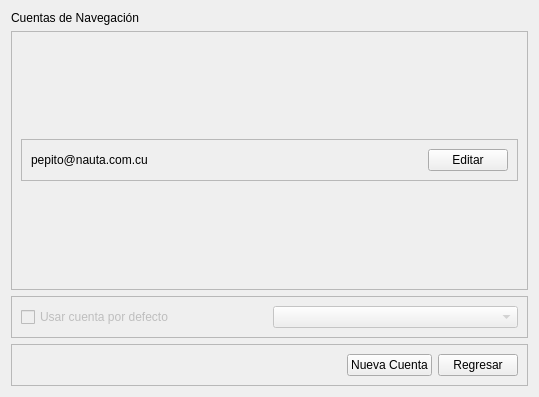
R0land013/blue-nauta, file view/ui/account_list.ui: the form before one commit.
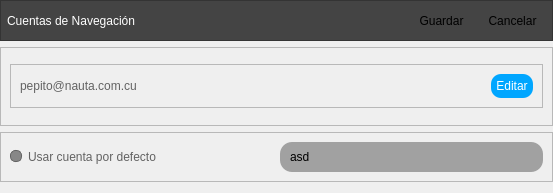
The form after the commit. Icons and pictures are not drawn.

Commit message: QCSS was added to UI files

Diff of the .ui file:
```diff
--- a/view/ui/account_list.ui
+++ b/view/ui/account_list.ui
@@ -6,28 +6,102 @@
    <rect>
     <x>0</x>
     <y>0</y>
-    <width>539</width>
-    <height>397</height>
+    <width>553</width>
+    <height>193</height>
    </rect>
   </property>
   <property name="windowTitle">
    <string>Frame</string>
   </property>
-  <layout class="QVBoxLayout" name="verticalLayout">
-   <item>
-    <widget class="QLabel" name="label">
-     <property name="sizePolicy">
-      <sizepolicy hsizetype="Preferred" vsizetype="Maximum">
-       <horstretch>0</horstretch>
-       <verstretch>0</verstretch>
-      </sizepolicy>
-     </property>
-     <property name="text">
-      <string>Cuentas de Navegación</string>
-     </property>
-    </widget>
-   </item>
-   <item>
+  <property name="styleSheet">
+   <string notr="true">QComboBox
+{
+	color: rgb(0, 0, 0);
+	font: 12pt &quot;Calibri&quot;;
+    background-color: rgb(161, 161, 161);
+    border-radius:12px;
+    border:none;
+    padding-left: 10px;
+    padding-right: 10px;
+    selection-background-color: rgb(62, 62, 62);
+    min-width: 75px;
+	min-height: 30px;
+}
+
+QComboBox:drop-down {
+	color: white;
+    subcontrol-origin: padding;
+    subcontrol-position: top right;
+    width: 12px;
+    border:none;
+    border-radius:10px;
+    background-color: transparent;
+}
+
+QComboBox:down-arrow {
+   	image: url(:/assets/assets/arrow_down2x.png);
+    height: 12px;
+    width: 12px;
+    padding-right: 10px;
+}
+
+QComboBox:on:hover:focus {
+   
+	image: url(:/Resources/resources/arrow_down_disabled.png);
+}
+
+QComboBox QAbstractItemView
+{
+	color: white;
+    background-color: #232629;
+    border-radius: 10px;
+    border: none;
+    selection-background-color: #18465d;
+}
+
+QPushButton{
+	color: white;
+	font: 10pt &quot;Segoe UI&quot;;	
+	background-color:rgb(0, 166, 255);
+	border-radius:10px;
+	padding: 5px;
+}
+QPushButton:hover{
+	
+	background-color: rgb(0, 123, 255);
+}
+
+QLabel{
+	color: rgba(0, 0, 0, 150);
+	font: 12pt &quot;Segoe UI&quot;;	
+}
+QCheckBox, QRadioButton{
+	font: 10pt &quot;Segoe UI&quot;;
+	color:rgba(0, 0, 0, 150);
+}
+QCheckBox::indicator, QRadioButton::indicator {
+	border: 1px solid rgb(100, 100, 100);
+	width: 10px;
+	height: 10px;
+	border-radius: 5px;
+	background-color: rgb(135, 135, 135);
+}
+QCheckBox::indicator:checked, QRadioButton::indicator:checked {
+	border: 1px solid rgb(0, 128, 212);
+	background-color: rgb(0, 221, 255)
+}</string>
+  </property>
+  <layout class="QGridLayout" name="gridLayout">
+   <property name="leftMargin">
+    <number>0</number>
+   </property>
+   <property name="topMargin">
+    <number>0</number>
+   </property>
+   <property name="rightMargin">
+    <number>0</number>
+   </property>
+   <item row="1" column="0">
     <widget class="QFrame" name="account_list_frame">
      <property name="sizePolicy">
       <sizepolicy hsizetype="Preferred" vsizetype="Preferred">
@@ -102,8 +176,11 @@
      </layout>
     </widget>
    </item>
-   <item>
+   <item row="2" column="0">
     <widget class="QFrame" name="frame_3">
+     <property name="enabled">
+      <bool>true</bool>
+     </property>
      <property name="sizePolicy">
       <sizepolicy hsizetype="Preferred" vsizetype="Maximum">
        <horstretch>0</horstretch>
@@ -132,28 +209,86 @@
         <property name="enabled">
          <bool>false</bool>
         </property>
+        <item>
+         <property name="text">
+          <string>asd</string>
+         </property>
+        </item>
+        <item>
+         <property name="text">
+          <string>asd2w2</string>
+         </property>
+        </item>
+        <item>
+         <property name="text">
+          <string>dad2</string>
+         </property>
+        </item>
+        <item>
+         <property name="text">
+          <string>af3wg</string>
+         </property>
+        </item>
        </widget>
       </item>
      </layout>
     </widget>
    </item>
-   <item>
-    <widget class="QFrame" name="frame">
+   <item row="0" column="0">
+    <widget class="QFrame" name="frame_4">
      <property name="sizePolicy">
       <sizepolicy hsizetype="Preferred" vsizetype="Maximum">
        <horstretch>0</horstretch>
        <verstretch>0</verstretch>
       </sizepolicy>
      </property>
+     <property name="styleSheet">
+      <string notr="true">QWidget #frame_4{
+	background-color: rgb(68, 68, 68);/*rgb(77, 77, 127);*/
+}
+
+QToolButton{
+padding: 5px;
+background-color: transparent;
+border-radius: 18px;
+}
+
+QToolButton:hover{
+background-color: rgba(255, 255, 255, 100);
+}</string>
+     </property>
      <property name="frameShape">
       <enum>QFrame::StyledPanel</enum>
      </property>
      <property name="frameShadow">
       <enum>QFrame::Raised</enum>
      </property>
-     <layout class="QHBoxLayout" name="horizontalLayout">
-      <item>
-       <spacer name="horizontalSpacer">
+     <layout class="QGridLayout" name="gridLayout_2">
+      <property name="leftMargin">
+       <number>6</number>
+      </property>
+      <property name="topMargin">
+       <number>6</number>
+      </property>
+      <property name="rightMargin">
+       <number>6</number>
+      </property>
+      <property name="bottomMargin">
+       <number>6</number>
+      </property>
+      <item row="0" column="0">
+       <widget class="QLabel" name="section_name">
+        <property name="styleSheet">
+         <string notr="true">font: 18pt &quot;Segoe UI&quot;;
+color: rgb(255, 255, 255);</string>
+        </property>
+        <property name="text">
+         <string>Cuentas de Navegación</string>
+        </property>
+       </widget>
+      </item>
+      <item row="0" column="1">
+       <spacer name="horizontalSpacer_3">
         <property name="orientation">
          <enum>Qt::Horizontal</enum>
         </property>
@@ -165,18 +300,50 @@
         </property>
        </spacer>
       </item>
-      <item>
-       <widget class="QPushButton" name="new_account_button">
+      <item row="0" column="2">
+       <widget class="QToolButton" name="new_account_button">
+        <property name="toolTip">
+         <string>Nueva cuenta</string>
+        </property>
         <property name="text">
-         <string>Nueva Cuenta</string>
+         <string>Guardar</string>
+        </property>
+        <property name="icon">
+         <iconset resource="resources.qrc">
+          <normaloff>:/icons/assets/add.png</normaloff>:/icons/assets/add.png</iconset>
+        </property>
+        <property name="iconSize">
+         <size>
+          <width>24</width>
+          <height>24</height>
+         </size>
+        </property>
+        <property name="autoRaise">
+         <bool>true</bool>
         </property>
        </widget>
       </item>
-      <item>
-       <widget class="QPushButton" name="go_back_button">
-        <property name="text">
+      <item row="0" column="3">
+       <widget class="QToolButton" name="go_back_button">
+        <property name="toolTip">
          <string>Regresar</string>
         </property>
+        <property name="text">
+         <string>Cancelar</string>
+        </property>
+        <property name="icon">
+         <iconset resource="resources.qrc">
+          <normaloff>:/icons/assets/back.png</normaloff>:/icons/assets/back.png</iconset>
+        </property>
+        <property name="iconSize">
+         <size>
+          <width>28</width>
+          <height>28</height>
+         </size>
+        </property>
+        <property name="autoRaise">
+         <bool>true</bool>
+        </property>
        </widget>
       </item>
      </layout>
```
Left out of the diff: 4 changed lines with no effect on the pictures. The commit also changes 3 other files.
